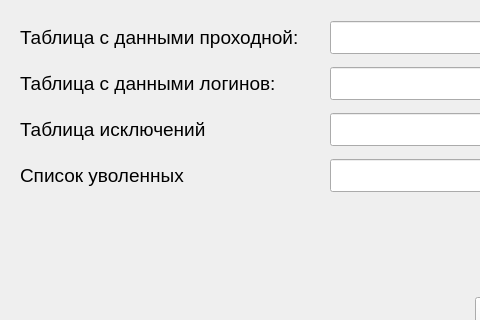
First picture: the form in assets/main.ui, repository trottling/LeakedPassChecker, before the edit; both pictures show x 0 to 480 and y 0 to 320 of the 1200 by 600 pixel window.
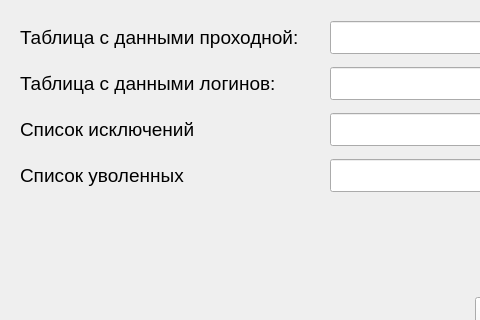
Second picture: the form after the edit.

Commit message: Таблица исключений -> список

Diff of the .ui file:
```diff
--- a/assets/main.ui
+++ b/assets/main.ui
@@ -89,7 +89,7 @@
          </font>
         </property>
         <property name="text">
-         <string>Таблица исключений</string>
+         <string>Список исключений</string>
         </property>
         <property name="scaledContents">
          <bool>false</bool>
```
